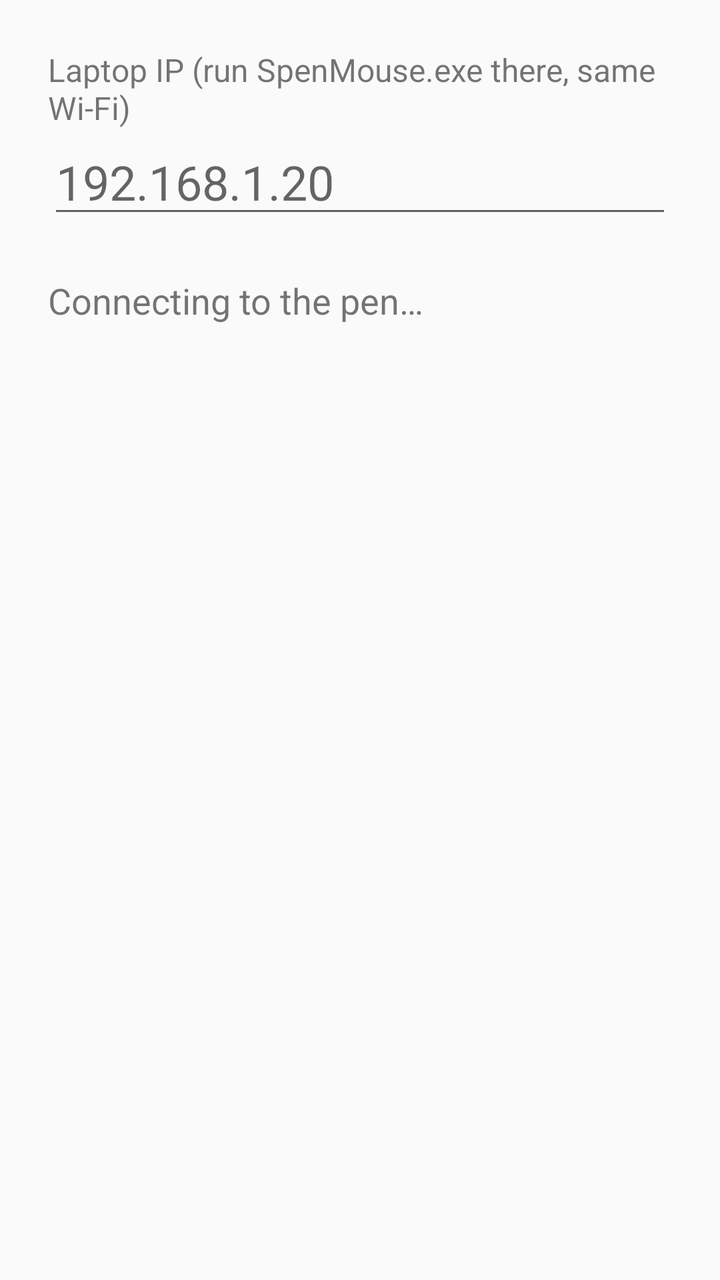
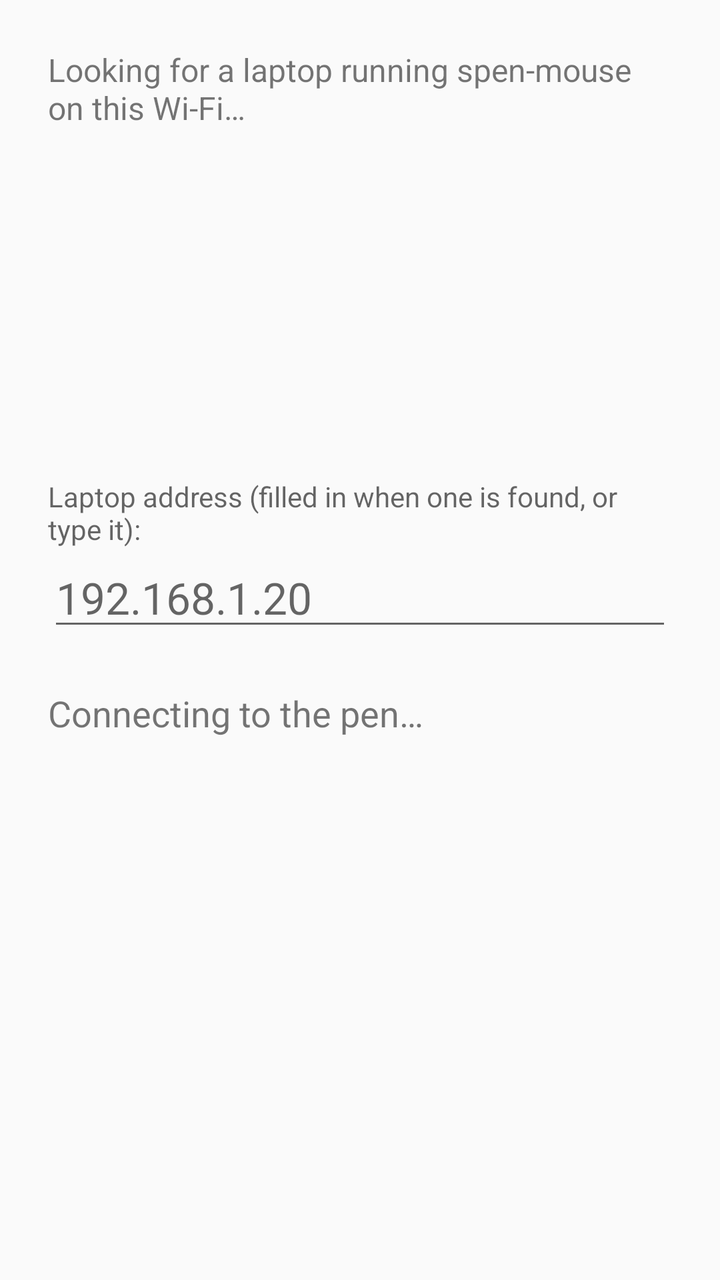

The first picture is an Android layout as it rendered before a commit; the second is the same layout after the commit. The layout source and the unified diff follow.
<!-- AndroidManifest.xml: application theme Theme.Spenmouse -->
<!-- res/layout/activity_main.xml -->
<?xml version="1.0" encoding="utf-8"?>
<LinearLayout xmlns:android="http://schemas.android.com/apk/res/android"
    android:layout_width="match_parent"
    android:layout_height="match_parent"
    android:orientation="vertical"
    android:fitsSystemWindows="true"
    android:padding="24dp">

    <TextView
        android:layout_width="wrap_content"
        android:layout_height="wrap_content"
        android:text="Laptop IP (run SpenMouse.exe there, same Wi-Fi)"
        android:textSize="16sp" />

    <EditText
        android:id="@+id/ip"
        android:layout_width="match_parent"
        android:layout_height="wrap_content"
        android:hint="192.168.1.20"
        android:inputType="text"
        android:textSize="24sp" />

    <TextView
        android:id="@+id/status"
        android:layout_width="match_parent"
        android:layout_height="wrap_content"
        android:layout_marginTop="24dp"
        android:text="Connecting to the pen…"
        android:textSize="18sp" />

</LinearLayout>
<!-- resources referenced by this layout -->
<resources>
  <style name="Theme.Spenmouse" parent="Base.Theme.Spenmouse" />
  <style name="Base.Theme.Spenmouse" parent="Theme.AppCompat.DayNight.NoActionBar">
          
          
      </style>
</resources>

<!-- the commit's change to res/layout/activity_main.xml (unified diff, before → after) -->
@@ -7,10 +7,25 @@
     android:padding="24dp">
 
     <TextView
-        android:layout_width="wrap_content"
+        android:id="@+id/found"
+        android:layout_width="match_parent"
         android:layout_height="wrap_content"
-        android:text="Laptop IP (run SpenMouse.exe there, same Wi-Fi)"
+        android:text="Looking for a laptop running spen-mouse on this Wi-Fi…"
         android:textSize="16sp" />
+
+    <ListView
+        android:id="@+id/laptops"
+        android:layout_width="match_parent"
+        android:layout_height="150dp"
+        android:layout_marginTop="8dp" />
+
+    <TextView
+        android:layout_width="match_parent"
+        android:layout_height="wrap_content"
+        android:layout_marginTop="16dp"
+        android:text="Laptop address (filled in when one is found, or type it):"
+        android:textColor="?android:attr/textColorSecondary"
+        android:textSize="14sp" />
 
     <EditText
         android:id="@+id/ip"
@@ -18,7 +33,7 @@
         android:layout_height="wrap_content"
         android:hint="192.168.1.20"
         android:inputType="text"
-        android:textSize="24sp" />
+        android:textSize="22sp" />
 
     <TextView
         android:id="@+id/status"
